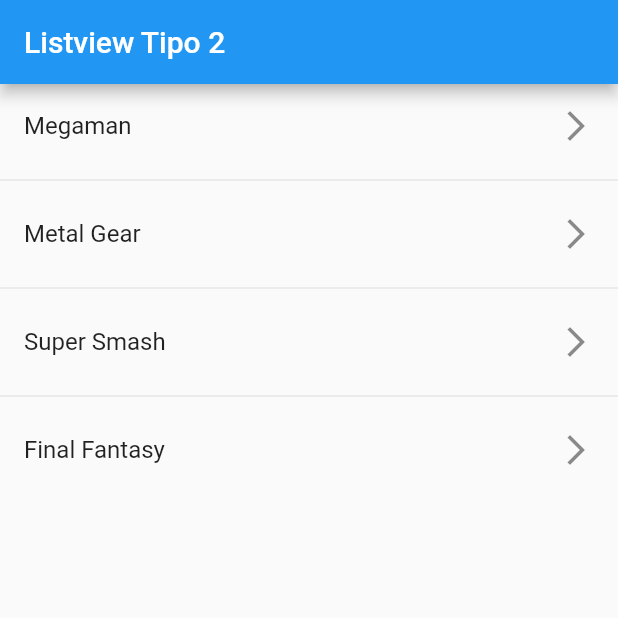
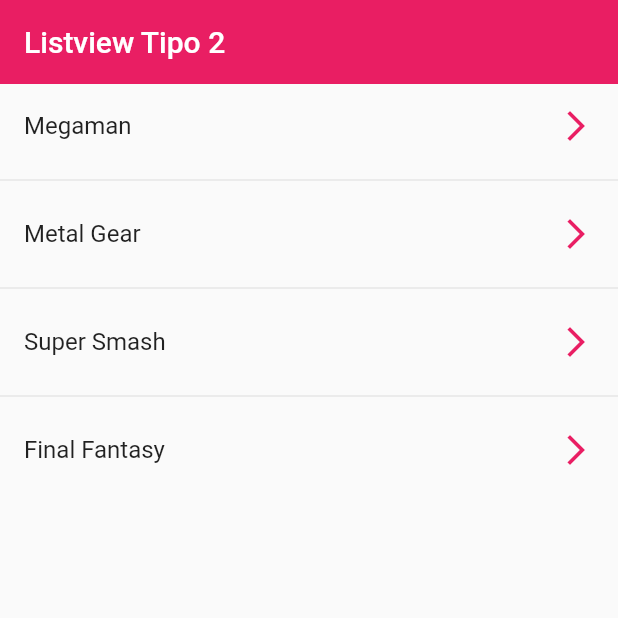
Before and after one commit to Lisandris/Listview1, a Flutter app: the screen it shows after launch, on a phone screen of 412 x 824 dp, the top half of it. Run offline on Flutter 3.47's test engine with Material 2 defaults, Android fonts, the phone set to English and light mode, and no system bars.

Commit message:
aprendiendo estilos de appbar cambiando colores

```diff
--- a/lib/screens/listview2_screen .dart
+++ b/lib/screens/listview2_screen .dart
@@ -12,14 +12,20 @@ class Listview2Screen extends StatelessWidget {
     return Scaffold(
       appBar: AppBar(
         title: const Text('Listview Tipo 2'),
+        elevation: 0,
+        backgroundColor: Colors.pink
       ),
       body: ListView.separated(
         itemCount: options.length,
         itemBuilder: (context, i) => ListTile(
           title: Text( options[i] ),
-          trailing: const Icon (Icons.arrow_forward_ios_outlined),
+          trailing: const Icon( Icons.arrow_forward_ios_outlined, color: Colors.pink, ),
+          onTap: () {
+            final game = options[i];
+            print( game );
+          },
         ),
-        separatorBuilder: ( _, __ ) => const Divider(),
+        separatorBuilder: ( _ , __ ) => const Divider(),
       )
     );
   }
```
